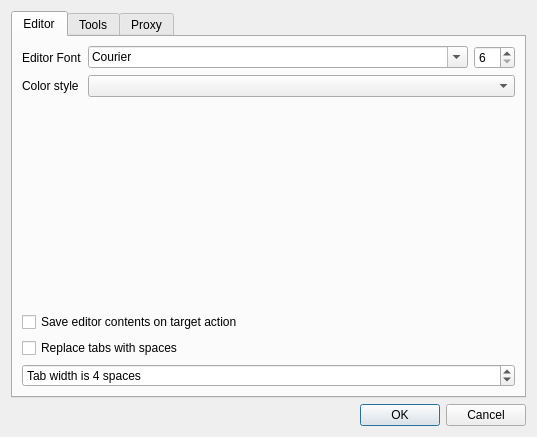
Old version of the form configdialog.ui in the repository martinribelotta/embedded-ide.
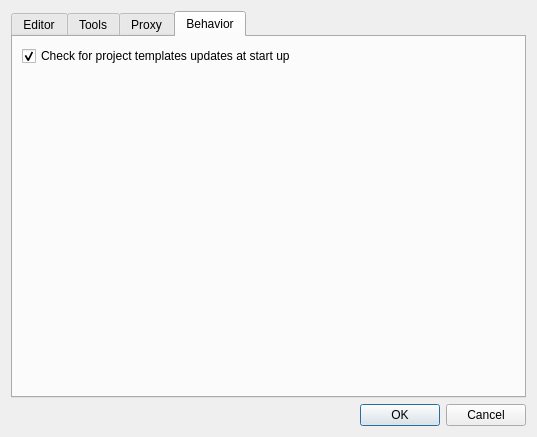
New version of the form. The open tabs and pages were chosen to show the change. Icons and pictures are not drawn. Custom widgets are drawn as their Qt base class.

Commit message: set the project templates check at start up and save configs configurable.

What changed in the file:
```diff
--- a/configdialog.ui
+++ b/configdialog.ui
@@ -433,6 +433,36 @@
        </item>
       </layout>
      </widget>
+     <widget class="QWidget" name="behavior">
+      <attribute name="title">
+       <string>Behavior</string>
+      </attribute>
+      <layout class="QGridLayout" name="gridLayout_6">
+       <item row="0" column="0">
+        <widget class="QCheckBox" name="autoUpdateProjectTmplates">
+         <property name="text">
+          <string>Check for project templates updates at start up</string>
+         </property>
+         <property name="checked">
+          <bool>true</bool>
+         </property>
+        </widget>
+       </item>
+       <item row="1" column="0">
+        <spacer name="verticalSpacer_3">
+         <property name="orientation">
+          <enum>Qt::Vertical</enum>
+         </property>
+         <property name="sizeHint" stdset="0">
+          <size>
+           <width>20</width>
+           <height>40</height>
+          </size>
+         </property>
+        </spacer>
+       </item>
+      </layout>
+     </widget>
     </widget>
    </item>
    <item>
```
The commit also changes 5 other files.
